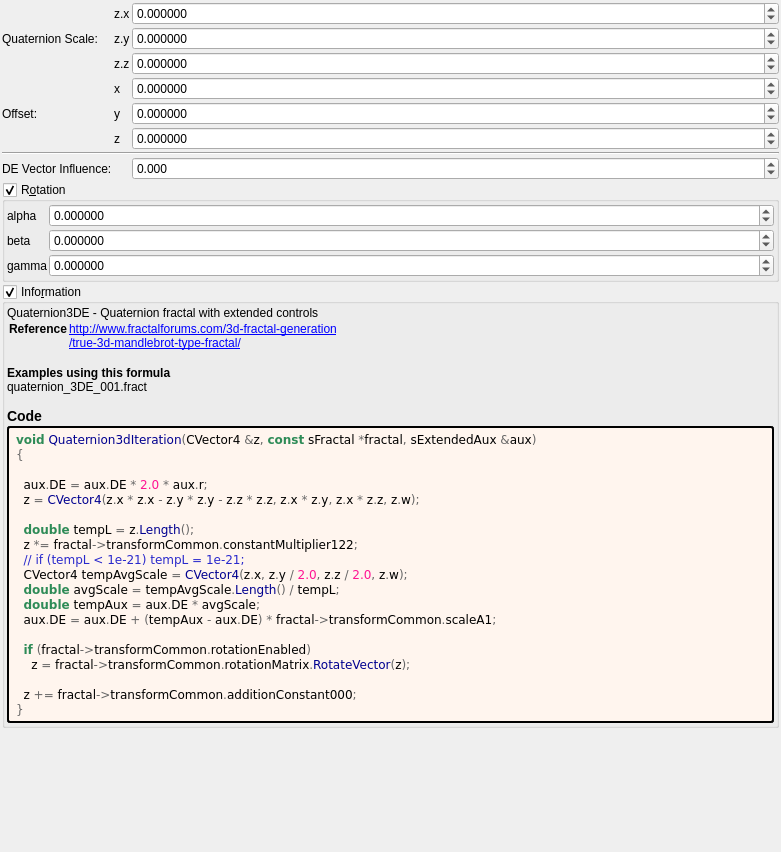
Old version of the form mandelbulber2/formula/ui/quaternion3d.ui in the repository buddhi1980/mandelbulber2.
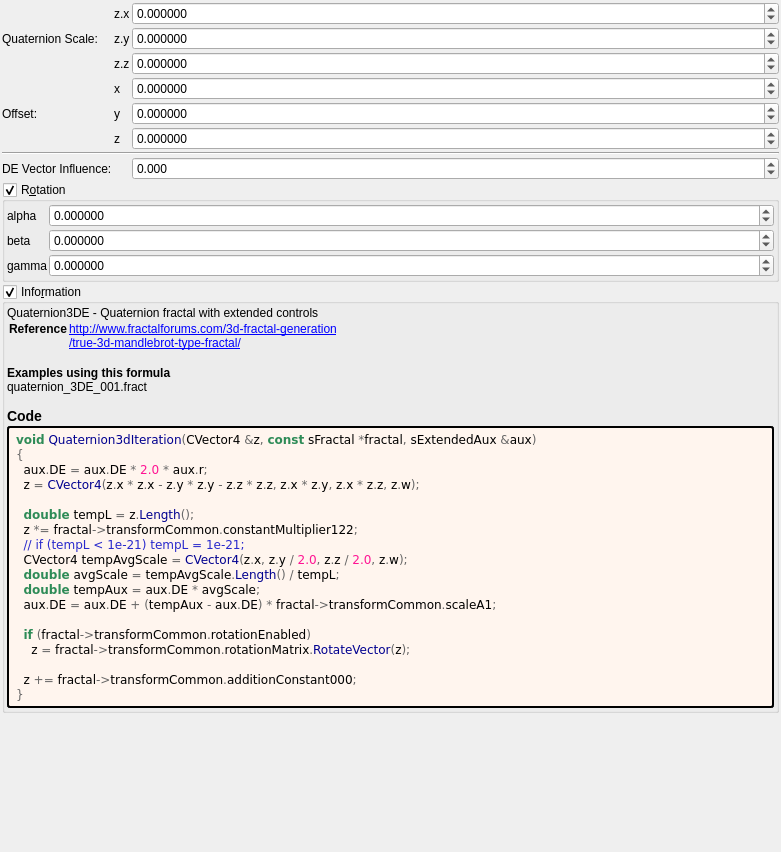
New version of the form. Custom widgets are drawn as their Qt base class.

```diff
--- a/mandelbulber2/formula/ui/quaternion3d.ui
+++ b/mandelbulber2/formula/ui/quaternion3d.ui
@@ -501,7 +501,6 @@
          <string notr="true">&lt;body style=&quot;background-color:#fff5ee&quot;&gt;
 &lt;pre style=&quot;color:#000000; background-color:#fff5ee;  font-family:'Courier New',monospace;&quot;&gt;&lt;span style=&quot;color:#2e8b57; font-weight:bold&quot;&gt;void&lt;/span&gt; &lt;span style=&quot;color:#00008f&quot;&gt;Quaternion3dIteration&lt;/span&gt;&lt;span style=&quot;color:#676767&quot;&gt;(&lt;/span&gt;CVector4 &lt;span style=&quot;color:#676767&quot;&gt;&amp;amp;&lt;/span&gt;z&lt;span style=&quot;color:#676767&quot;&gt;,&lt;/span&gt; &lt;span style=&quot;color:#2e8b57; font-weight:bold&quot;&gt;const&lt;/span&gt; sFractal &lt;span style=&quot;color:#676767&quot;&gt;*&lt;/span&gt;fractal&lt;span style=&quot;color:#676767&quot;&gt;,&lt;/span&gt; sExtendedAux &lt;span style=&quot;color:#676767&quot;&gt;&amp;amp;&lt;/span&gt;aux&lt;span style=&quot;color:#676767&quot;&gt;)&lt;/span&gt;
 &lt;span style=&quot;color:#676767&quot;&gt;{&lt;/span&gt;
-
   aux&lt;span style=&quot;color:#676767&quot;&gt;.&lt;/span&gt;DE &lt;span style=&quot;color:#676767&quot;&gt;=&lt;/span&gt; aux&lt;span style=&quot;color:#676767&quot;&gt;.&lt;/span&gt;DE &lt;span style=&quot;color:#676767&quot;&gt;*&lt;/span&gt; &lt;span style=&quot;color:#ff1493&quot;&gt;2.0&lt;/span&gt; &lt;span style=&quot;color:#676767&quot;&gt;*&lt;/span&gt; aux&lt;span style=&quot;color:#676767&quot;&gt;.&lt;/span&gt;r&lt;span style=&quot;color:#676767&quot;&gt;;&lt;/span&gt;
   z &lt;span style=&quot;color:#676767&quot;&gt;=&lt;/span&gt; &lt;span style=&quot;color:#00008f&quot;&gt;CVector4&lt;/span&gt;&lt;span style=&quot;color:#676767&quot;&gt;(&lt;/span&gt;z&lt;span style=&quot;color:#676767&quot;&gt;.&lt;/span&gt;x &lt;span style=&quot;color:#676767&quot;&gt;*&lt;/span&gt; z&lt;span style=&quot;color:#676767&quot;&gt;.&lt;/span&gt;x &lt;span style=&quot;color:#676767&quot;&gt;-&lt;/span&gt; z&lt;span style=&quot;color:#676767&quot;&gt;.&lt;/span&gt;y &lt;span style=&quot;color:#676767&quot;&gt;*&lt;/span&gt; z&lt;span style=&quot;color:#676767&quot;&gt;.&lt;/span&gt;y &lt;span style=&quot;color:#676767&quot;&gt;-&lt;/span&gt; z&lt;span style=&quot;color:#676767&quot;&gt;.&lt;/span&gt;z &lt;span style=&quot;color:#676767&quot;&gt;*&lt;/span&gt; z&lt;span style=&quot;color:#676767&quot;&gt;.&lt;/span&gt;z&lt;span style=&quot;color:#676767&quot;&gt;,&lt;/span&gt; z&lt;span style=&quot;color:#676767&quot;&gt;.&lt;/span&gt;x &lt;span style=&quot;color:#676767&quot;&gt;*&lt;/span&gt; z&lt;span style=&quot;color:#676767&quot;&gt;.&lt;/span&gt;y&lt;span style=&quot;color:#676767&quot;&gt;,&lt;/span&gt; z&lt;span style=&quot;color:#676767&quot;&gt;.&lt;/span&gt;x &lt;span style=&quot;color:#676767&quot;&gt;*&lt;/span&gt; z&lt;span style=&quot;color:#676767&quot;&gt;.&lt;/span&gt;z&lt;span style=&quot;color:#676767&quot;&gt;,&lt;/span&gt; z&lt;span style=&quot;color:#676767&quot;&gt;.&lt;/span&gt;w&lt;span style=&quot;color:#676767&quot;&gt;);&lt;/span&gt;
 
```
